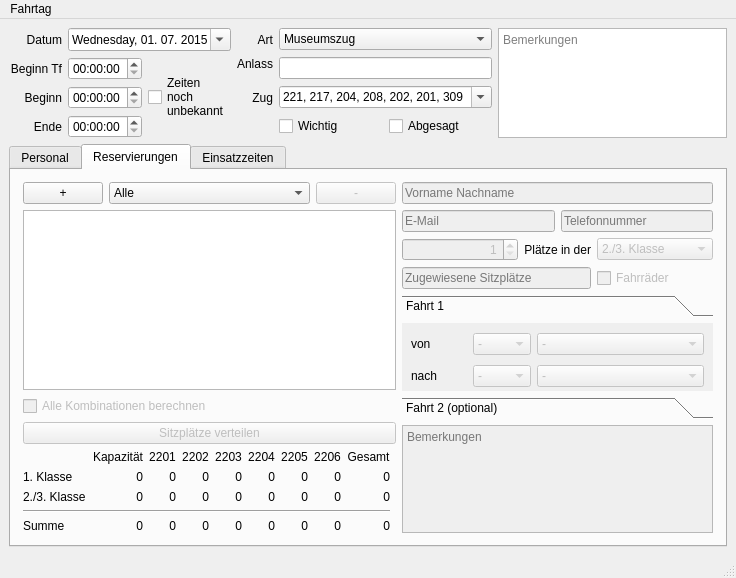
Qt form Programm/epl_gui/fahrtagwindow.ui (philjosch/Einsatzplaner) before a commit.
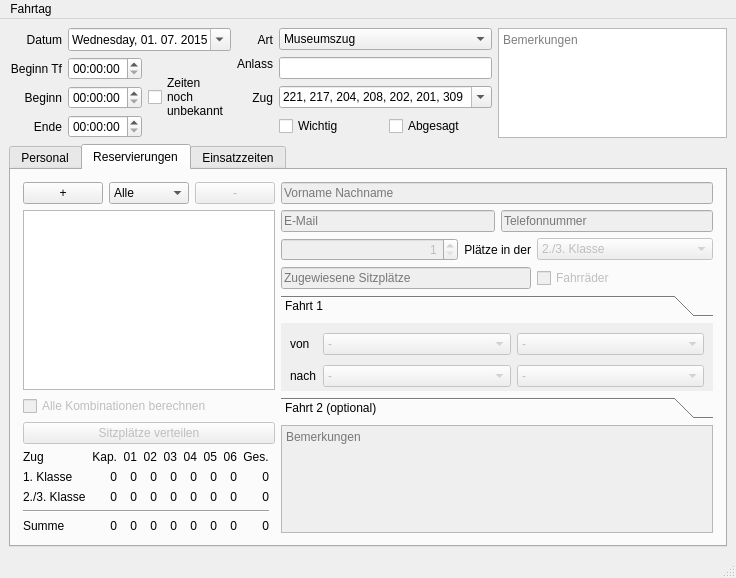
The same form after that commit. The open tabs and pages were chosen to show the change.

Commit message:
Fahrtagfenster optimiert
Im Fahrtagfenster werden die Reservierungen kompakter dargestellt, da die kompletten Zugnummern entfallen.

```diff
--- a/Programm/epl_gui/fahrtagwindow.ui
+++ b/Programm/epl_gui/fahrtagwindow.ui
@@ -833,7 +833,7 @@
             <item row="0" column="1">
              <widget class="QLabel" name="labelKap">
               <property name="text">
-               <string>Kapazität</string>
+               <string>Kap.</string>
               </property>
               <property name="alignment">
                <set>Qt::AlignRight|Qt::AlignTrailing|Qt::AlignVCenter</set>
@@ -843,67 +843,67 @@
             <item row="0" column="2">
              <widget class="QLabel" name="label2201">
               <property name="text">
-               <string>2201</string>
+               <string>01</string>
               </property>
               <property name="alignment">
-               <set>Qt::AlignCenter</set>
+               <set>Qt::AlignRight|Qt::AlignTrailing|Qt::AlignVCenter</set>
               </property>
              </widget>
             </item>
             <item row="0" column="3">
              <widget class="QLabel" name="label2202">
               <property name="text">
-               <string>2202</string>
+               <string>02</string>
               </property>
               <property name="alignment">
-               <set>Qt::AlignCenter</set>
+               <set>Qt::AlignRight|Qt::AlignTrailing|Qt::AlignVCenter</set>
               </property>
              </widget>
             </item>
             <item row="0" column="4">
              <widget class="QLabel" name="label2203">
               <property name="text">
-               <string>2203</string>
+               <string>03</string>
               </property>
               <property name="alignment">
-               <set>Qt::AlignCenter</set>
+               <set>Qt::AlignRight|Qt::AlignTrailing|Qt::AlignVCenter</set>
               </property>
              </widget>
             </item>
             <item row="0" column="5">
              <widget class="QLabel" name="label2204">
               <property name="text">
-               <string>2204</string>
+               <string>04</string>
               </property>
               <property name="alignment">
-               <set>Qt::AlignCenter</set>
+               <set>Qt::AlignRight|Qt::AlignTrailing|Qt::AlignVCenter</set>
               </property>
              </widget>
             </item>
             <item row="0" column="6">
              <widget class="QLabel" name="label2205">
               <property name="text">
-               <string>2205</string>
+               <string>05</string>
               </property>
               <property name="alignment">
-               <set>Qt::AlignCenter</set>
+               <set>Qt::AlignRight|Qt::AlignTrailing|Qt::AlignVCenter</set>
               </property>
              </widget>
             </item>
             <item row="0" column="7">
              <widget class="QLabel" name="label2206">
               <property name="text">
-               <string>2206</string>
+               <string>06</string>
               </property>
               <property name="alignment">
-               <set>Qt::AlignCenter</set>
+               <set>Qt::AlignRight|Qt::AlignTrailing|Qt::AlignVCenter</set>
               </property>
              </widget>
             </item>
             <item row="0" column="8">
              <widget class="QLabel" name="labelGesamt">
               <property name="text">
-               <string>Gesamt</string>
+               <string>Ges.</string>
               </property>
               <property name="alignment">
                <set>Qt::AlignCenter</set>
@@ -1178,6 +1178,13 @@
               </property>
              </widget>
             </item>
+            <item row="0" column="0">
+             <widget class="QLabel" name="labelZug">
+              <property name="text">
+               <string>Zug</string>
+              </property>
+             </widget>
+            </item>
            </layout>
           </item>
          </layout>
@@ -1299,7 +1306,7 @@
              <attribute name="label">
               <string>Fahrt 1</string>
              </attribute>
-             <layout class="QGridLayout" name="gridLayout_3">
+             <layout class="QGridLayout" name="gridLayout_3" columnstretch="0,1,1">
               <property name="topMargin">
                <number>6</number>
               </property>
```
Left out of the diff: 110 changed lines with no effect on the pictures.
